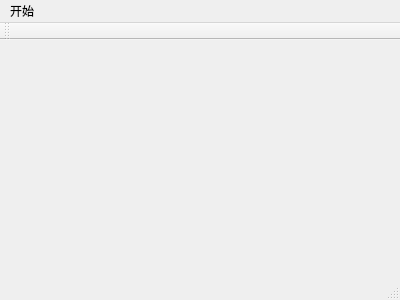
Before: the Qt Designer form mainwindow.ui in sunjunbo/chess, drawn with Qt 5.
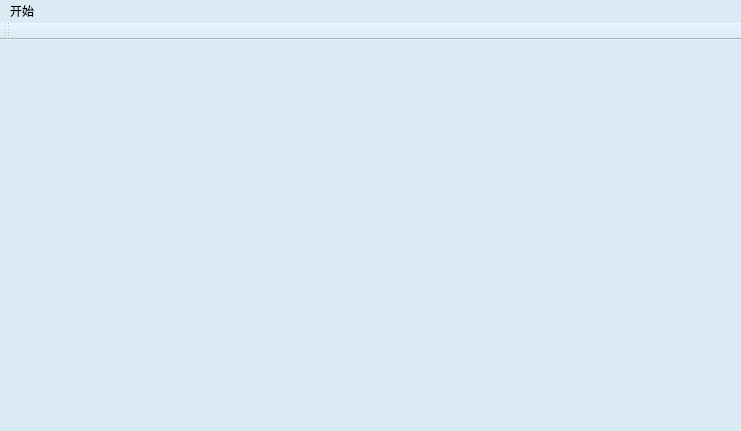
After: the same form once the commit is applied.

Diff of the .ui file:
```diff
--- a/mainwindow.ui
+++ b/mainwindow.ui
@@ -6,20 +6,59 @@
    <rect>
     <x>0</x>
     <y>0</y>
-    <width>400</width>
-    <height>300</height>
+    <width>741</width>
+    <height>431</height>
    </rect>
   </property>
   <property name="windowTitle">
    <string>MainWindow</string>
   </property>
-  <widget class="QWidget" name="centralWidget"/>
+  <property name="styleSheet">
+   <string notr="true">background-color:rgb(219, 235, 244)</string>
+  </property>
+  <widget class="QWidget" name="centralWidget">
+   <layout class="QGridLayout" name="gridLayout_3">
+    <item row="0" column="0">
+     <layout class="QGridLayout" name="gridLayout_2">
+      <item row="0" column="0">
+       <layout class="QGridLayout" name="gridLayout"/>
+      </item>
+      <item row="0" column="1">
+       <spacer name="horizontalSpacer">
+        <property name="orientation">
+         <enum>Qt::Horizontal</enum>
+        </property>
+        <property name="sizeHint" stdset="0">
+         <size>
+          <width>40</width>
+          <height>20</height>
+         </size>
+        </property>
+       </spacer>
+      </item>
+      <item row="1" column="0">
+       <spacer name="verticalSpacer">
+        <property name="orientation">
+         <enum>Qt::Vertical</enum>
+        </property>
+        <property name="sizeHint" stdset="0">
+         <size>
+          <width>20</width>
+          <height>40</height>
+         </size>
+        </property>
+       </spacer>
+      </item>
+     </layout>
+    </item>
+   </layout>
+  </widget>
   <widget class="QMenuBar" name="menuBar">
    <property name="geometry">
     <rect>
      <x>0</x>
      <y>0</y>
-     <width>400</width>
+     <width>741</width>
      <height>23</height>
     </rect>
    </property>
```
